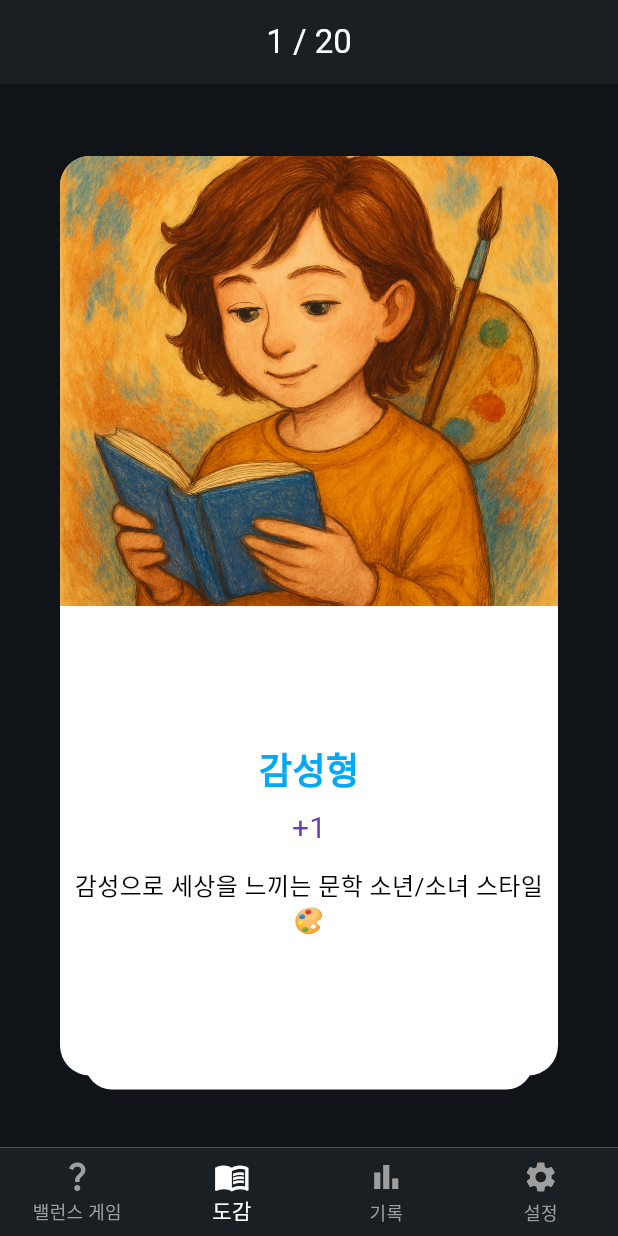
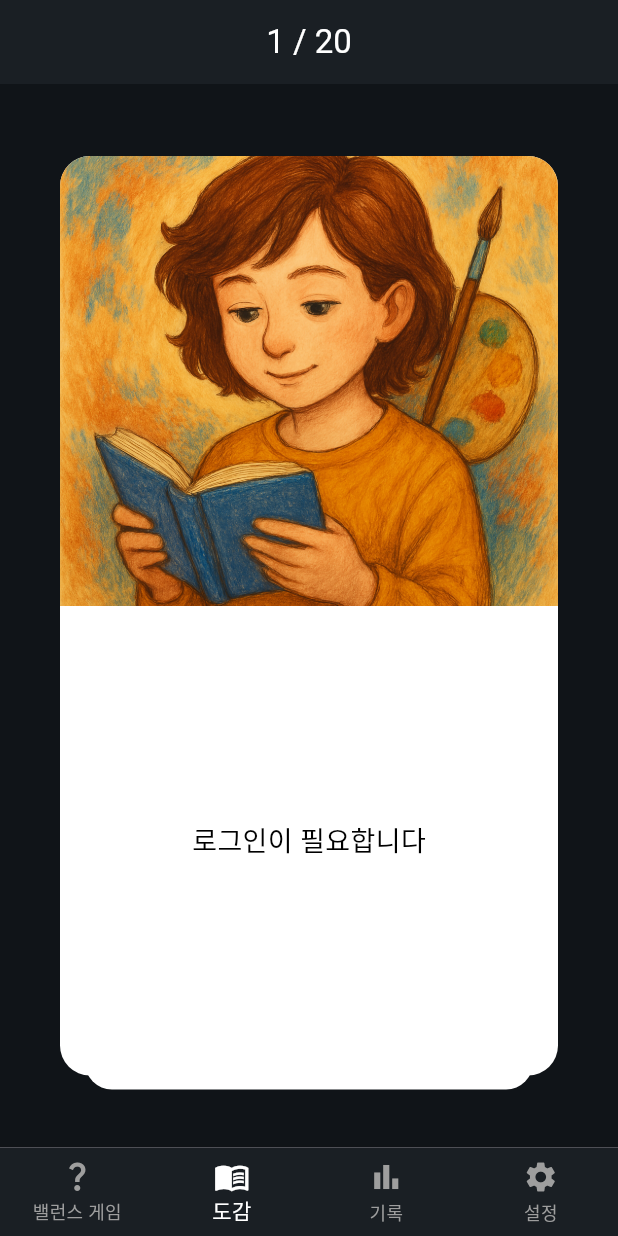
Before and after one commit to niw5924/balance-game, a Flutter app: the screen it shows after launch, item 2 of the bottom bar chosen, on a phone screen of 412 x 824 dp. Run offline on Flutter 3.47's test engine with Material 3 defaults, Android fonts, the phone set to English and light mode, and no system bars; drawn by our look-alikes of flutter_card_swiper; our stand-ins replace another_flushbar, flutter_bloc, flutter_secure_storage, freezed_annotation, google_fonts, google_mobile_ads and 1 more; missing offline and left inert: flutter_animated_button, flutter_naver_login.

Commit message:
feat: [dictionary_page] 서버에서 유형별 count 불러오기 기능 구현

```diff
--- a/lib/balance_game/pages/balance_game_play/balance_game_play_page.dart
+++ b/lib/balance_game/pages/balance_game_play/balance_game_play_page.dart
@@ -1,4 +1,5 @@
 import 'package:another_flushbar/flushbar.dart';
+import 'package:balance_game/balance_game/services/api_service.dart';
 import 'package:flutter/material.dart';
 import 'package:flutter_animated_button/flutter_animated_button.dart';
 import 'package:flutter_bloc/flutter_bloc.dart';
@@ -7,7 +8,6 @@ import 'package:balance_game/balance_game/models/category_model.dart';
 import 'package:google_mobile_ads/google_mobile_ads.dart';
 import '../../../auth/auth_provider.dart';
 import '../../../widgets/custom_dialog.dart';
-import '../../services/api_service.dart';
 import 'balance_game_play_page_cubit.dart';
 import 'balance_game_play_page_state.dart';
 import 'type_chart_dialog.dart';
--- a/lib/dictionary/pages/dictionary_page.dart
+++ b/lib/dictionary/pages/dictionary_page.dart
@@ -2,6 +2,7 @@ import 'package:flutter/material.dart';
 import 'package:flutter_bloc/flutter_bloc.dart';
 import 'package:flutter_card_swiper/flutter_card_swiper.dart';
 import '../models/type_model.dart';
+import '../../auth/auth_provider.dart';
 import 'dictionary_page_cubit.dart';
 import 'dictionary_page_state.dart';
 
@@ -10,8 +11,9 @@ class DictionaryPage extends StatelessWidget {
 
   @override
   Widget build(BuildContext context) {
+    final userId = context.read<AuthProvider>().userId;
     return BlocProvider(
-      create: (_) => DictionaryPageCubit(),
+      create: (_) => DictionaryPageCubit()..loadTypeCounts(userId),
       child: const _DictionaryView(),
     );
   }
@@ -24,6 +26,8 @@ class _DictionaryView extends StatelessWidget {
   Widget build(BuildContext context) {
     return BlocBuilder<DictionaryPageCubit, DictionaryPageState>(
       builder: (context, state) {
+        final auth = context.watch<AuthProvider>();
+
         return Scaffold(
           backgroundColor: const Color(0xFF101418),
           appBar: AppBar(
@@ -35,15 +39,33 @@ class _DictionaryView extends StatelessWidget {
             ),
             centerTitle: true,
           ),
-          body: CardSwiper(
+          body: Builder(
+            builder: (_) {
+              if (state.isLoading) {
+                return const Center(child: CircularProgressIndicator());
+              }
+
+              if (state.error != null) {
+                return Center(
+                  child: Text(
+                    '에러: ${state.error}',
+                    style: const TextStyle(color: Colors.red),
+                  ),
+                );
+              }
+
+              return CardSwiper(
                 cardsCount: typeList.length,
-            padding: const EdgeInsets.symmetric(horizontal: 40, vertical: 48),
+                padding:
+                    const EdgeInsets.symmetric(horizontal: 40, vertical: 48),
                 onSwipe: (prev, next, direction) {
                   context.read<DictionaryPageCubit>().updateIndex(next!);
                   return true;
                 },
                 cardBuilder: (context, index, percentX, percentY) {
                   final type = typeList[index];
+                  final count = state.typeCounts[type.name] ?? 0;
+
                   return Container(
                     decoration: BoxDecoration(
                       color: Colors.white,
@@ -64,7 +86,8 @@ class _DictionaryView extends StatelessWidget {
                           ),
                         ),
                         Expanded(
-                      child: Column(
+                          child: auth.isLoggedIn
+                              ? Column(
                                   mainAxisAlignment: MainAxisAlignment.center,
                                   children: [
                                     Text(
@@ -76,9 +99,9 @@ class _DictionaryView extends StatelessWidget {
                                       ),
                                     ),
                                     const SizedBox(height: 8),
-                          const Text(
-                            '+1',
-                            style: TextStyle(
+                                    Text(
+                                      '+$count',
+                                      style: const TextStyle(
                                         fontSize: 20,
                                         color: Colors.deepPurple,
                                       ),
@@ -93,10 +116,21 @@ class _DictionaryView extends StatelessWidget {
                                       ),
                                     ),
                                   ],
+                                )
+                              : const Center(
+                                  child: Text(
+                                    '로그인이 필요합니다',
+                                    style: TextStyle(
+                                      fontSize: 18,
+                                      color: Colors.black,
+                                    ),
+                                  ),
                                 ),
                         ),
                       ],
                     ),
+                  );
+                },
               );
             },
           ),
--- a/lib/dictionary/pages/dictionary_page_state.dart
+++ b/lib/dictionary/pages/dictionary_page_state.dart
@@ -5,6 +5,9 @@ part 'dictionary_page_state.freezed.dart';
 @freezed
 abstract class DictionaryPageState with _$DictionaryPageState {
   const factory DictionaryPageState({
+    @Default(true) bool isLoading,
+    String? error,
     @Default(0) int currentIndex,
+    @Default({}) Map<String, int> typeCounts,
   }) = _DictionaryPageState;
 }
```
Also changed, not shown: lib/dictionary/pages/dictionary_page_cubit.dart (+16 -0 lines), lib/dictionary/services/dictionary_api_service.dart (added, +19 -0 lines), lib/dictionary/pages/dictionary_page_state.freezed.dart. Lines whose indentation alone changed are shown as unchanged.
